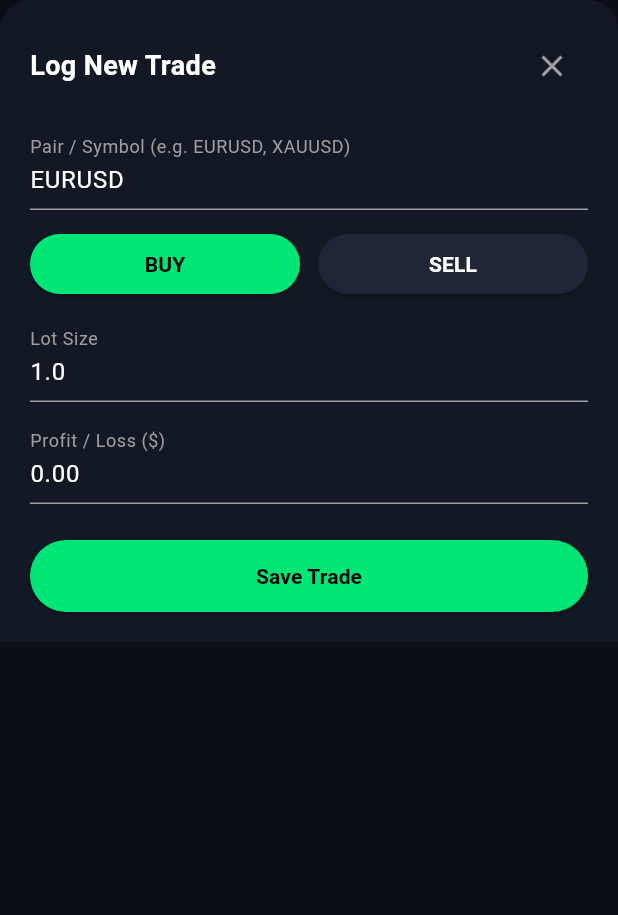
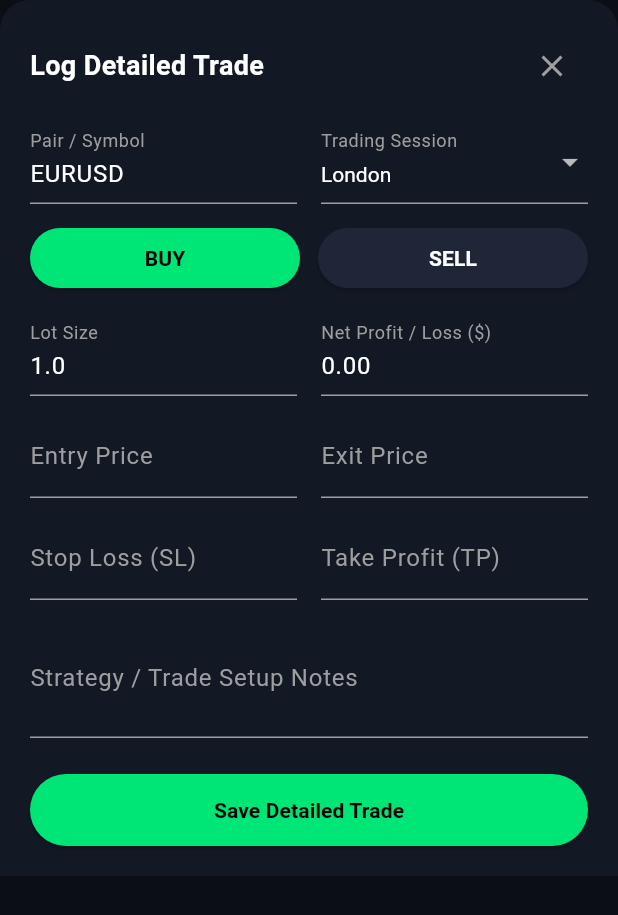
Before and after one commit to irshadqureshi961-dot/proptrack, a Flutter app: the LogTradeSheet widget shown alone on an empty page, opened directly, on a phone screen of 412 x 824 dp. Shown: the top 915 px of the screen. Run offline on Flutter 3.47's test engine with Material 3 defaults, Android fonts, the phone set to English and light mode, and no system bars; our stand-ins replace flutter_riverpod, google_fonts, supabase_flutter; accounts and stored records are empty.

Commit message:
Expand trade logger sheet with Entry, Exit, SL, TP, Session and Notes fields

```diff
--- a/lib/features/trades/widgets/log_trade_sheet.dart
+++ b/lib/features/trades/widgets/log_trade_sheet.dart
@@ -14,9 +14,16 @@ class _LogTradeSheetState extends State<LogTradeSheet> {
   final _lotSizeController = TextEditingController(text: '1.0');
   final _entryPriceController = TextEditingController();
   final _exitPriceController = TextEditingController();
+  final _stopLossController = TextEditingController();
+  final _takeProfitController = TextEditingController();
   final _pnlController = TextEditingController(text: '0.00');
+  final _notesController = TextEditingController();
 
   String _tradeType = 'BUY';
+  String _session = 'London';
+  String _outcome = 'WIN';
+
+  final List<String> _sessions = ['London', 'New York', 'Asian', 'Overlap'];
 
   @override
   Widget build(BuildContext context) {
@@ -40,7 +47,7 @@ class _LogTradeSheetState extends State<LogTradeSheet> {
               mainAxisAlignment: MainAxisAlignment.spaceBetween,
               children: [
                 const Text(
-                  'Log New Trade',
+                  'Log Detailed Trade',
                   style: TextStyle(color: Colors.white, fontSize: 18, fontWeight: FontWeight.bold),
                 ),
                 IconButton(
@@ -49,18 +56,39 @@ class _LogTradeSheetState extends State<LogTradeSheet> {
                 ),
               ],
             ),
-            const SizedBox(height: 16),
+            const SizedBox(height: 12),
 
-            // Symbol Input
-            TextField(
+            // Pair & Session Row
+            Row(
+              children: [
+                Expanded(
+                  child: TextField(
                     controller: _symbolController,
                     style: const TextStyle(color: Colors.white),
                     decoration: const InputDecoration(
-                labelText: 'Pair / Symbol (e.g. EURUSD, XAUUSD)',
+                      labelText: 'Pair / Symbol',
                       labelStyle: TextStyle(color: Colors.grey),
                       enabledBorder: UnderlineInputBorder(borderSide: BorderSide(color: Colors.grey)),
                       focusedBorder: UnderlineInputBorder(borderSide: BorderSide(color: Color(0xFF00E676))),
                     ),
+                  ),
+                ),
+                const SizedBox(width: 16),
+                Expanded(
+                  child: DropdownButtonFormField<String>(
+                    value: _session,
+                    dropdownColor: const Color(0xFF1E2638),
+                    style: const TextStyle(color: Colors.white),
+                    decoration: const InputDecoration(
+                      labelText: 'Trading Session',
+                      labelStyle: TextStyle(color: Colors.grey),
+                      enabledBorder: UnderlineInputBorder(borderSide: BorderSide(color: Colors.grey)),
+                    ),
+                    items: _sessions.map((s) => DropdownMenuItem(value: s, child: Text(s))).toList(),
+                    onChanged: (val) => setState(() => _session = val!),
+                  ),
+                ),
+              ],
             ),
             const SizedBox(height: 12),
 
@@ -90,8 +118,11 @@ class _LogTradeSheetState extends State<LogTradeSheet> {
             ),
             const SizedBox(height: 12),
 
-            // Lot Size Input
-            TextField(
+            // Lot Size & PnL Row
+            Row(
+              children: [
+                Expanded(
+                  child: TextField(
                     controller: _lotSizeController,
                     keyboardType: const TextInputType.numberWithOptions(decimal: true),
                     style: const TextStyle(color: Colors.white),
@@ -102,15 +133,100 @@ class _LogTradeSheetState extends State<LogTradeSheet> {
                       focusedBorder: UnderlineInputBorder(borderSide: BorderSide(color: Color(0xFF00E676))),
                     ),
                   ),
-            const SizedBox(height: 12),
-
-            // PnL Input
-            TextField(
+                ),
+                const SizedBox(width: 16),
+                Expanded(
+                  child: TextField(
                     controller: _pnlController,
                     keyboardType: const TextInputType.numberWithOptions(decimal: true, signed: true),
                     style: const TextStyle(color: Colors.white),
                     decoration: const InputDecoration(
-                labelText: 'Profit / Loss (\$)',
+                      labelText: 'Net Profit / Loss (\$)',
+                      labelStyle: TextStyle(color: Colors.grey),
+                      enabledBorder: UnderlineInputBorder(borderSide: BorderSide(color: Colors.grey)),
+                      focusedBorder: UnderlineInputBorder(borderSide: BorderSide(color: Color(0xFF00E676))),
+                    ),
+                  ),
+                ),
+              ],
+            ),
+            const SizedBox(height: 12),
+
+            // Entry & Exit Price Row
+            Row(
+              children: [
+                Expanded(
+                  child: TextField(
+                    controller: _entryPriceController,
+                    keyboardType: const TextInputType.numberWithOptions(decimal: true),
+                    style: const TextStyle(color: Colors.white),
+                    decoration: const InputDecoration(
+                      labelText: 'Entry Price',
+                      labelStyle: TextStyle(color: Colors.grey),
+                      enabledBorder: UnderlineInputBorder(borderSide: BorderSide(color: Colors.grey)),
+                      focusedBorder: UnderlineInputBorder(borderSide: BorderSide(color: Color(0xFF00E676))),
+                    ),
+                  ),
+                ),
+                const SizedBox(width: 16),
+                Expanded(
+                  child: TextField(
+                    controller: _exitPriceController,
+                    keyboardType: const TextInputType.numberWithOptions(decimal: true),
+                    style: const TextStyle(color: Colors.white),
+                    decoration: const InputDecoration(
+                      labelText: 'Exit Price',
+                      labelStyle: TextStyle(color: Colors.grey),
+                      enabledBorder: UnderlineInputBorder(borderSide: BorderSide(color: Colors.grey)),
+                      focusedBorder: UnderlineInputBorder(borderSide: BorderSide(color: Color(0xFF00E676))),
+                    ),
+                  ),
+                ),
+              ],
+            ),
+            const SizedBox(height: 12),
+
+            // Stop Loss & Take Profit Row
+            Row(
+              children: [
+                Expanded(
+                  child: TextField(
+                    controller: _stopLossController,
+                    keyboardType: const TextInputType.numberWithOptions(decimal: true),
+                    style: const TextStyle(color: Colors.white),
+                    decoration: const InputDecoration(
+                      labelText: 'Stop Loss (SL)',
+                      labelStyle: TextStyle(color: Colors.grey),
+                      enabledBorder: UnderlineInputBorder(borderSide: BorderSide(color: Colors.grey)),
+                      focusedBorder: UnderlineInputBorder(borderSide: BorderSide(color: Color(0xFF00E676))),
+                    ),
+                  ),
+                ),
+                const SizedBox(width: 16),
+                Expanded(
+                  child: TextField(
+                    controller: _takeProfitController,
+                    keyboardType: const TextInputType.numberWithOptions(decimal: true),
+                    style: const TextStyle(color: Colors.white),
+                    decoration: const InputDecoration(
+                      labelText: 'Take Profit (TP)',
+                      labelStyle: TextStyle(color: Colors.grey),
+                      enabledBorder: UnderlineInputBorder(borderSide: BorderSide(color: Colors.grey)),
+                      focusedBorder: UnderlineInputBorder(borderSide: BorderSide(color: Color(0xFF00E676))),
+                    ),
+                  ),
+                ),
+              ],
+            ),
+            const SizedBox(height: 12),
+
+            // Trade Notes / Strategy Setup
+            TextField(
+              controller: _notesController,
+              maxLines: 2,
+              style: const TextStyle(color: Colors.white),
+              decoration: const InputDecoration(
+                labelText: 'Strategy / Trade Setup Notes',
                 labelStyle: TextStyle(color: Colors.grey),
                 enabledBorder: UnderlineInputBorder(borderSide: BorderSide(color: Colors.grey)),
                 focusedBorder: UnderlineInputBorder(borderSide: BorderSide(color: Color(0xFF00E676))),
@@ -118,24 +234,29 @@ class _LogTradeSheetState extends State<LogTradeSheet> {
             ),
             const SizedBox(height: 24),
 
-            // Save Trade Button
+            // Submit Button
             ElevatedButton(
               style: ElevatedButton.styleFrom(
                 backgroundColor: const Color(0xFF00E676),
                 minimumSize: const Size.fromHeight(48),
               ),
               onPressed: () {
-                final double pnl = double.tryParse(_pnlController.text) ?? 0.0;
                 widget.onTradeAdded({
                   'symbol': _symbolController.text,
                   'type': _tradeType,
+                  'session': _session,
                   'lot': double.tryParse(_lotSizeController.text) ?? 1.0,
-                  'pnl': pnl,
+                  'pnl': double.tryParse(_pnlController.text) ?? 0.0,
+                  'entry': double.tryParse(_entryPriceController.text),
+                  'exit': double.tryParse(_exitPriceController.text),
+                  'sl': double.tryParse(_stopLossController.text),
+                  'tp': double.tryParse(_takeProfitController.text),
+                  'notes': _notesController.text,
                   'date': DateTime.now().toString().split(' ')[0],
                 });
                 Navigator.pop(context);
               },
-              child: const Text('Save Trade', style: TextStyle(color: Colors.black, fontWeight: FontWeight.bold)),
+              child: const Text('Save Detailed Trade', style: TextStyle(color: Colors.black, fontWeight: FontWeight.bold)),
             ),
           ],
         ),
--- a/pubspec.yaml
+++ b/pubspec.yaml
@@ -1,7 +1,7 @@
 name: proptrack
 description: A new Flutter project for prop trading management.
 publish_to: 'none'
-version: 1.0.0+4
+version: 1.0.0+5
 
 environment:
   sdk: '>=3.0.0 <4.0.0'
```
Lines whose indentation alone changed are shown as unchanged.
